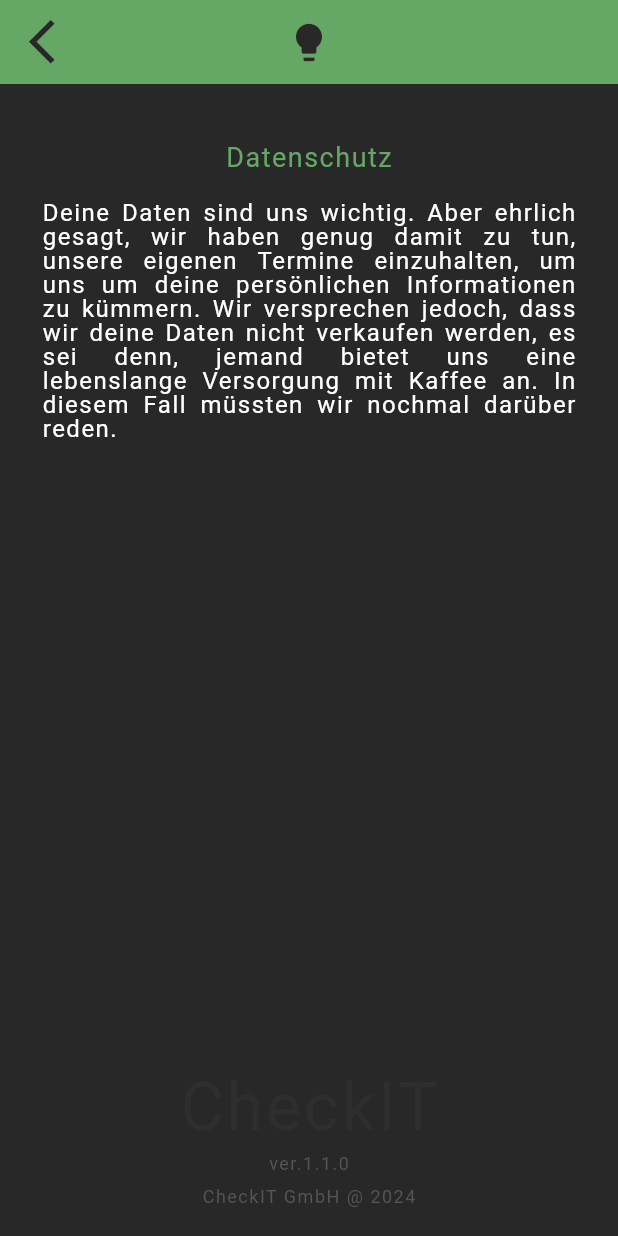
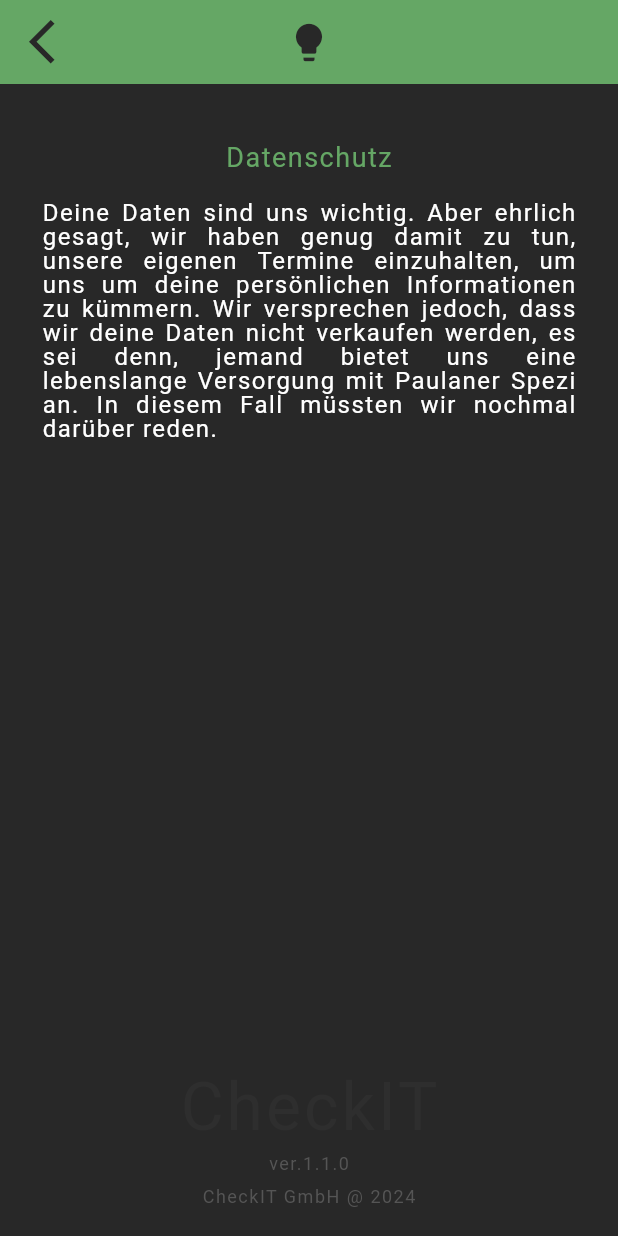
Before and after one commit to JonasBartlla/software_engineering_project_flutter, a Flutter app: the screen it shows once a user with an empty profile is signed in, in the side drawer, after a tap on "Datenschutz", on a phone screen of 412 x 824 dp. Run offline on Flutter 3.47's test engine with Material 3 defaults, Android fonts, the phone set to English and light mode, and no system bars; our stand-ins replace audioplayers, cloud_firestore, firebase_auth, firebase_core, firebase_messaging, firebase_storage and 5 more; missing offline and left inert: list_ext; accounts and stored records are empty; network calls fail; Roboto replaces fonts that are missing (Comfortaa); project files that could hold a hidden picture were left out.

Commit message:
Anpassung der Texte nach Absprache

```diff
--- a/lib/pages/home/additional_pages/agbs.dart
+++ b/lib/pages/home/additional_pages/agbs.dart
@@ -38,7 +38,7 @@ class AGBS extends StatelessWidget {
                             color: AppColors.myCheckItGreen, fontSize: 18)),
                     const SizedBox(height: 20),
                     Text(
-                        'Mit der Nutzung von CheckIT stimmst du zu, dass du deine To-Dos organisiert und dein Leben in geordneten Bahnen hältst (oder es zumindest versuchst). Du bist für die Sicherheit deines Accounts und deiner To-Dos verantwortlich. Bitte verwende ein sicheres Passwort und teile es nicht mit anderen. Verwende CheckIT auf eigene Gefahr - wir übernehmen keine Verantwortung für verpasste Deadlines.',
+                        'Mit der Nutzung von CheckIT stimmst du zu, dass du deine ToDos organisiert und dein Leben in geordneten Bahnen hältst (oder es zumindest versuchst). Du bist für die Sicherheit deines Accounts und deiner ToDos verantwortlich. Bitte verwende ein sicheres Passwort und teile es nicht mit anderen. Verwende CheckIT auf eigene Gefahr - wir übernehmen keine Verantwortung für verpasste Deadlines.',
                         style: standardTextDecoration,
                         textAlign: TextAlign.justify),
                   ],
--- a/lib/pages/home/additional_pages/datenschutz.dart
+++ b/lib/pages/home/additional_pages/datenschutz.dart
@@ -38,7 +38,7 @@ class Datenschutz extends StatelessWidget {
                             color: AppColors.myCheckItGreen, fontSize: 18)),
                     const SizedBox(height: 20),
                     Text(
-                        'Deine Daten sind uns wichtig. Aber ehrlich gesagt, wir haben genug damit zu tun, unsere eigenen Termine einzuhalten, um uns um deine persönlichen Informationen zu kümmern. Wir versprechen jedoch, dass wir deine Daten nicht verkaufen werden, es sei denn, jemand bietet uns eine lebenslange Versorgung mit Kaffee an. In diesem Fall müssten wir nochmal darüber reden.',
+                        'Deine Daten sind uns wichtig. Aber ehrlich gesagt, wir haben genug damit zu tun, unsere eigenen Termine einzuhalten, um uns um deine persönlichen Informationen zu kümmern. Wir versprechen jedoch, dass wir deine Daten nicht verkaufen werden, es sei denn, jemand bietet uns eine lebenslange Versorgung mit Paulaner Spezi an. In diesem Fall müssten wir nochmal darüber reden.',
                         style: standardTextDecoration,
                         textAlign: TextAlign.justify),
                   ],
```
